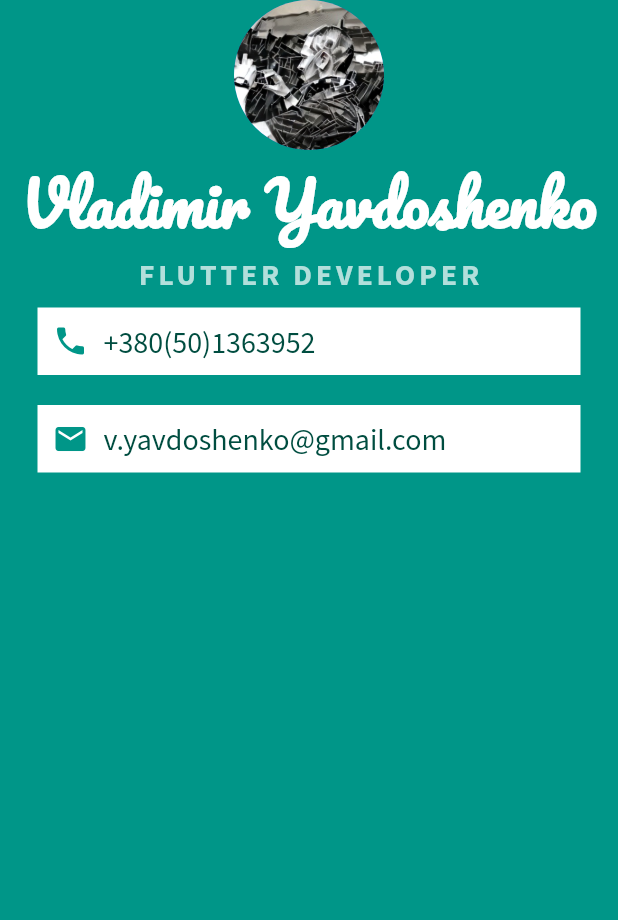
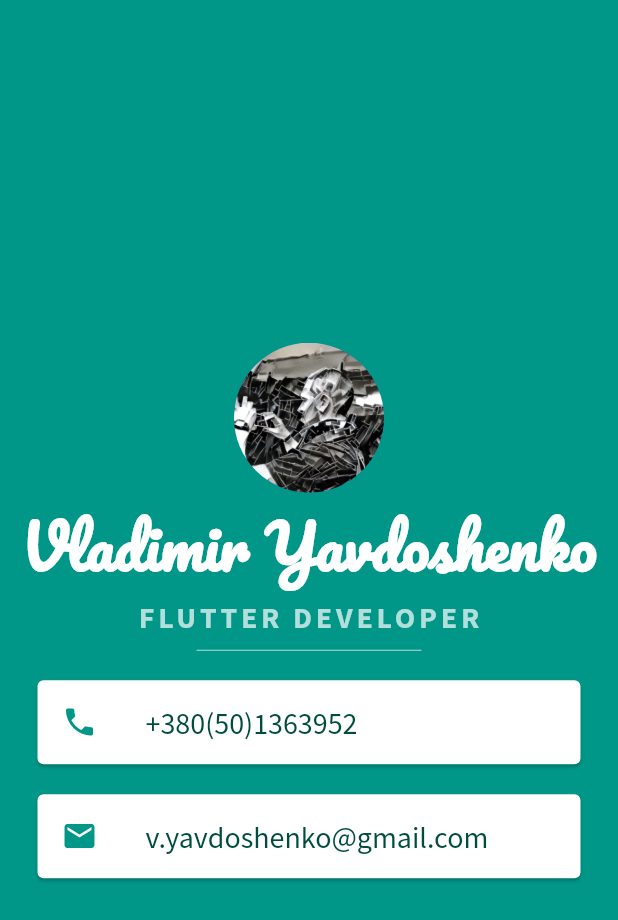
Before and after one commit to vyavdoshenko/flutter_tutorial, a Flutter app: the screen it shows after launch, on a phone screen of 412 x 824 dp. Shown: the top 920 px of the screen. Run offline on Flutter 3.47's test engine with Material 2 defaults, Android fonts, the phone set to English and light mode, and no system bars.

Commit message:
MiCard app finished

```diff
--- a/mi_card/lib/main.dart
+++ b/mi_card/lib/main.dart
@@ -13,6 +13,7 @@ class MyApp extends StatelessWidget {
         backgroundColor: Colors.teal,
         body: SafeArea(
             child: Column(
+          mainAxisAlignment: MainAxisAlignment.center,
           children: <Widget>[
             CircleAvatar(
               radius: 50.0,
@@ -37,25 +38,25 @@ class MyApp extends StatelessWidget {
                 fontWeight: FontWeight.bold,
               ),
             ),
-            Container(
+            SizedBox(
+              height: 20.0,
+              width: 150.0,
+              child: Divider(
+                color: Colors.teal.shade100,
+              ),
+            ),
+            Card(
               color: Colors.white,
               margin: EdgeInsets.symmetric(
                 vertical: 10.0,
                 horizontal: 25.0,
               ),
-              padding: EdgeInsets.all(
-                10.0,
-              ),
-              child: Row(
-                children: <Widget>[
-                  Icon(
+              child: ListTile(
+                leading: Icon(
                   Icons.phone,
                   color: Colors.teal,
                 ),
-                  SizedBox(
-                    width: 10.0,
-                  ),
-                  Text(
+                title: Text(
                   '+380(50)1363952',
                   style: TextStyle(
                     color: Colors.teal.shade900,
@@ -63,28 +64,20 @@ class MyApp extends StatelessWidget {
                     fontSize: 20.0,
                   ),
                 ),
-                ],
               ),
             ),
-            Container(
+            Card(
               color: Colors.white,
               margin: EdgeInsets.symmetric(
                 vertical: 10.0,
                 horizontal: 25.0,
               ),
-              padding: EdgeInsets.all(
-                10.0,
-              ),
-              child: Row(
-                children: <Widget>[
-                  Icon(
+              child: ListTile(
+                leading: Icon(
                   Icons.email,
                   color: Colors.teal,
                 ),
-                  SizedBox(
-                    width: 10.0,
-                  ),
-                  Text(
+                title: Text(
                   'v.yavdoshenko@gmail.com',
                   style: TextStyle(
                     color: Colors.teal.shade900,
@@ -92,7 +85,6 @@ class MyApp extends StatelessWidget {
                     fontSize: 20.0,
                   ),
                 ),
-                ],
               ),
             ),
           ],
```
Lines whose indentation alone changed are shown as unchanged.
